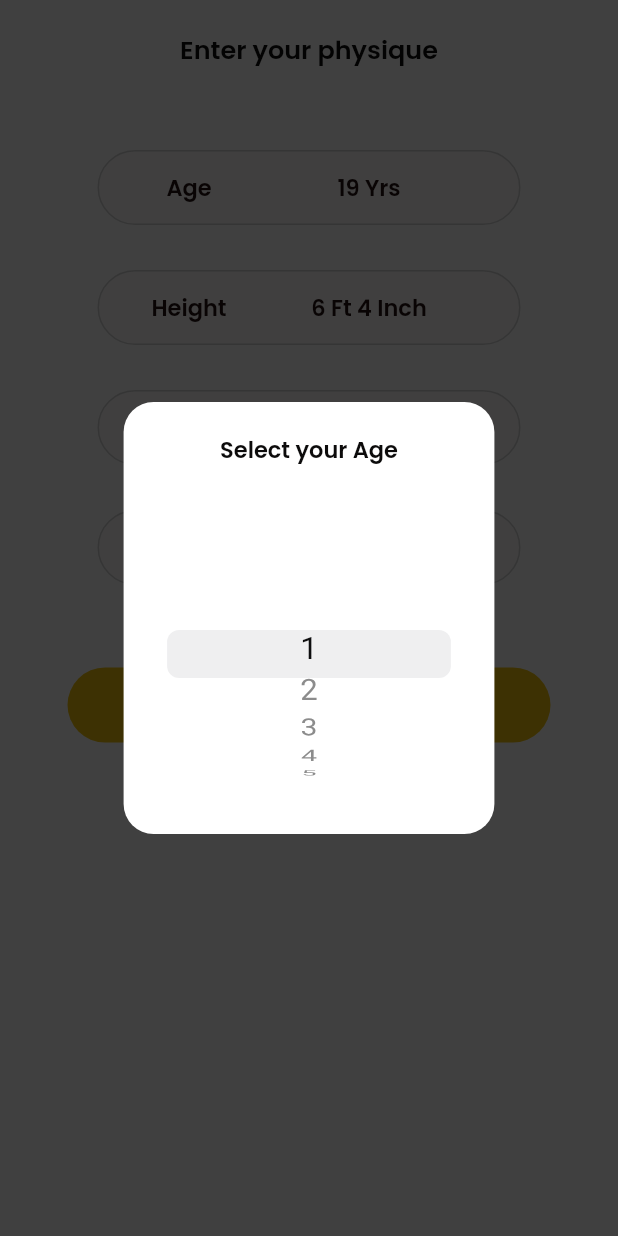
After one commit to sayedmostaf/healtho, a Flutter app: the PhysiquePage screen opened directly, after a tap on "Age", on a phone screen of 412 x 824 dp. The commit adds this screen. Run offline on Flutter 3.47's test engine with Material 3 defaults, Android fonts, the phone set to English and light mode, and no system bars; missing offline and left inert: otp_text_field_v2, otp_timer_button.

Commit message:
create select age page

```diff
--- a/lib/features/physique/widgets/age_selector.dart
+++ b/lib/features/physique/widgets/age_selector.dart
@@ -1,5 +1,6 @@
 import 'package:flutter/material.dart';
 import 'package:healtho/core/widgets/round_title_value_button.dart';
+import 'package:healtho/features/select_age/select_age_page.dart';
 
 class AgeSelector extends StatelessWidget {
   final String selectedAge;
--- /dev/null
+++ b/lib/features/select_age/select_age_page.dart
@@ -0,0 +1,81 @@
+import 'package:flutter/cupertino.dart';
+import 'package:flutter/material.dart';
+import 'package:healtho/core/utils/colors.dart';
+import 'package:healtho/core/utils/functions/navigation.dart';
+
+class SelectAgePage extends StatefulWidget {
+  const SelectAgePage({super.key, required this.didChange});
+  final ValueChanged<String> didChange;
+
+  @override
+  State<SelectAgePage> createState() => _SelectAgePageState();
+}
+
+class _SelectAgePageState extends State<SelectAgePage> {
+  List valueArr = [];
+
+  @override
+  void initState() {
+    super.initState();
+
+    for (var i = 1; i < 120; i++) {
+      valueArr.add({"name": "$i", "value": i});
+    }
+  }
+
+  @override
+  Widget build(BuildContext context) {
+    return Container(
+      width: context.width,
+      height: context.height,
+      color: Colors.black45,
+      alignment: Alignment.center,
+      child: Container(
+        width: context.width * 0.6,
+        decoration: BoxDecoration(
+          color: Colors.white,
+          borderRadius: BorderRadius.circular(
+            20,
+          ),
+        ),
+        padding: const EdgeInsets.symmetric(horizontal: 20, vertical: 20),
+        child: Column(
+          mainAxisSize: MainAxisSize.min,
+          crossAxisAlignment: CrossAxisAlignment.center,
+          children: [
+            Text(
+              "Select your Age",
+              style: TextStyle(
+                color: AppColors.primaryText,
+                fontSize: 15,
+                fontWeight: FontWeight.w600,
+              ),
+            ),
+            const SizedBox(
+              height: 25,
+            ),
+            SizedBox(
+              height: 200,
+              child: Row(
+                children: [
+                  Expanded(
+                    child: CupertinoPicker(
+                      itemExtent: 32,
+                      onSelectedItemChanged: (value) {
+                        widget.didChange(valueArr[value]["name"]);
+                      },
+                      children: List<Widget>.generate(valueArr.length, (index) {
+                        var obj = valueArr[index];
+                        return Text("${obj["name"]}");
+                      }),
+                    ),
+                  )
+                ],
+              ),
+            )
+          ],
+        ),
+      ),
+    );
+  }
+}
```
